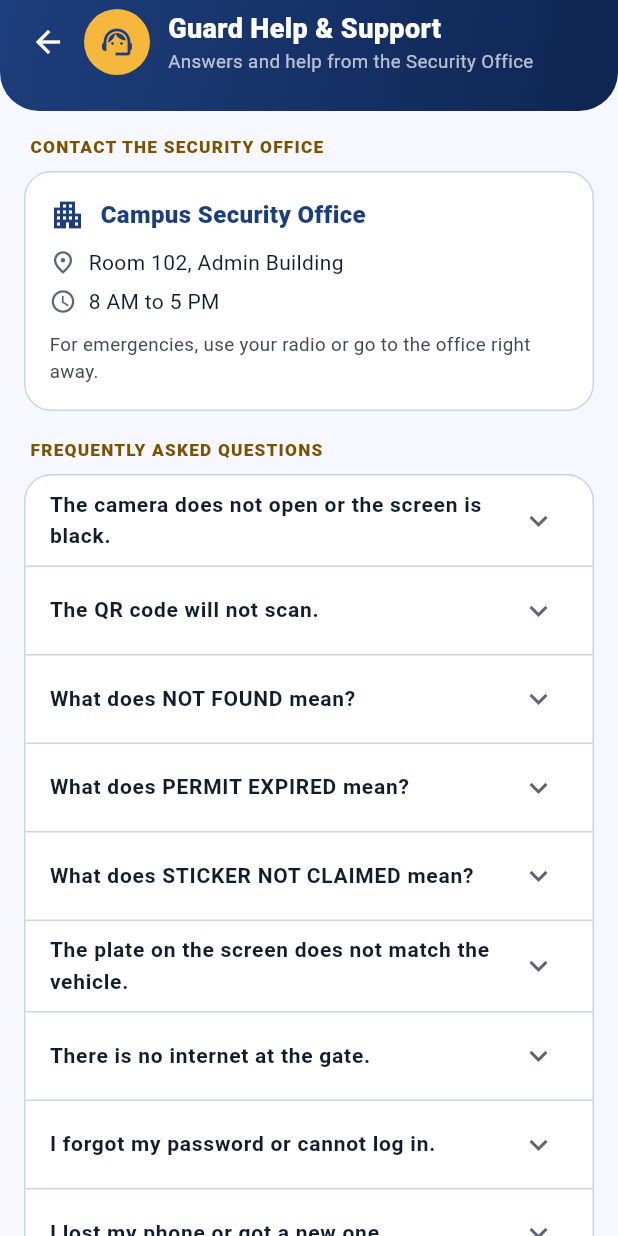
After one commit to Itzmejian/UCU-ParkPermit, a Flutter app: the GuardScannerScreen screen opened by its route, after a tap on the "help outline" icon, on a phone screen of 412 x 824 dp. The commit adds this screen. Run offline on Flutter 3.47's test engine with Material 3 defaults, Android fonts, the phone set to English and light mode, and no system bars; our stand-ins replace connectivity_plus, file_picker, flutter_image_compress, image_picker, permission_handler, supabase_flutter; missing offline and left inert: google_mlkit_text_recognition, mobile_scanner; accounts and stored records are empty.

Commit message:
Guard redesign and Guard Help & Support

```diff
--- /dev/null
+++ b/lib/screens/guard/guard_help_screen.dart
@@ -0,0 +1,475 @@
+import 'package:flutter/material.dart';
+import '../../core/app_colors.dart';
+import '../../core/office_info.dart';
+import '../../services/guard_service.dart';
+
+const Color _navyDark = Color(0xFF0F2552);
+
+const List<(String, String)> _faqs = [
+  (
+    'The camera does not open or the screen is black.',
+    'Tap "Allow camera" on the scanner. If it still does not work, open your phone Settings, then Apps, UCU ParkPermit, Permissions, and allow Camera. While waiting, type the permit number or plate in "Can\'t scan the QR?".',
+  ),
+  (
+    'The QR code will not scan.',
+    'Hold the phone 15 to 30 cm from the sticker, avoid glare from the sun or lights, and wipe the sticker if it is dirty. If it still fails, type the permit number or the plate number.',
+  ),
+  (
+    'What does NOT FOUND mean?',
+    'No permit matches the sticker or number. The sticker may be fake, an old sticker that was replaced, or the number was mistyped. Check the typing first. If it is still not found, do not let the vehicle park in permit zones and ask the driver to go to the Security Office.',
+  ),
+  (
+    'What does PERMIT EXPIRED mean?',
+    'The permit is no longer valid. Direct the driver to the visitor parking bays and remind them to renew in the UCU ParkPermit app.',
+  ),
+  (
+    'What does STICKER NOT CLAIMED mean?',
+    'The permit was approved but the sticker was not released yet, so the sticker shown may be a copy. Ask the driver to claim the real sticker at the Security Office.',
+  ),
+  (
+    'The plate on the screen does not match the vehicle.',
+    'Do not allow the vehicle to park in permit zones. Take note of the plate and send a message to the Security Office below.',
+  ),
+  (
+    'There is no internet at the gate.',
+    'Checks need internet. Until it is back, check the sticker and the plate by hand and write them in the gate logbook.',
+  ),
+  (
+    'I forgot my password or cannot log in.',
+    'Guard accounts are managed by the Security Office. Go to the office or ask the admin to reset your password. Do not share your account with other guards.',
+  ),
+  (
+    'I lost my phone or got a new one.',
+    'Tell the Security Office right away so they can secure your account. On the new phone, install the app and log in again.',
+  ),
+  (
+    'Who can see my scans?',
+    'Every check is recorded with your account and can be seen by the Security Office admin. The details you see are personal data protected by the Data Privacy Act of 2012 (RA 10173). Do not take screenshots or share them.',
+  ),
+];
+
+const List<String> _topics = ['Account', 'Scanner problem', 'Sticker issue', 'Other'];
+
+class GuardHelpScreen extends StatefulWidget {
+  const GuardHelpScreen({super.key, this.loggedIn = true});
+
+  /// Sending messages needs a guard who is logged in.
+  final bool loggedIn;
+
+  @override
+  State<GuardHelpScreen> createState() => _GuardHelpScreenState();
+}
+
+class _GuardHelpScreenState extends State<GuardHelpScreen> {
+  String _topic = _topics.first;
+  final TextEditingController _subject = TextEditingController();
+  final TextEditingController _message = TextEditingController();
+  bool _sending = false;
+  bool _loadingMessages = false;
+  List<Map<String, dynamic>> _messages = [];
+
+  @override
+  void initState() {
+    super.initState();
+    if (widget.loggedIn) _loadMessages();
+  }
+
+  @override
+  void dispose() {
+    _subject.dispose();
+    _message.dispose();
+    super.dispose();
+  }
+
+  Future<void> _loadMessages() async {
+    setState(() => _loadingMessages = true);
+    try {
+      final rows = await GuardService.myMessages();
+      if (!mounted) return;
+      setState(() => _messages = rows);
+    } catch (_) {}
+    if (mounted) setState(() => _loadingMessages = false);
+  }
+
+  Future<void> _send() async {
+    FocusScope.of(context).unfocus();
+    final subject = _subject.text.trim();
+    final message = _message.text.trim();
+    if (subject.length < 5 || message.length < 10) {
+      ScaffoldMessenger.of(context).showSnackBar(
+        const SnackBar(content: Text('Write a subject (at least 5 characters) and a message (at least 10).')),
+      );
+      return;
+    }
+    setState(() => _sending = true);
+    final r = await GuardService.sendMessage(_topic, subject, message);
+    if (!mounted) return;
+    setState(() => _sending = false);
+    if (r.error != null) {
+      ScaffoldMessenger.of(context).showSnackBar(SnackBar(content: Text(r.error!)));
+      return;
+    }
+    _subject.clear();
+    _message.clear();
+    ScaffoldMessenger.of(context).showSnackBar(
+      SnackBar(content: Text('Sent. Ticket ${r.ticket}. The reply will appear under My messages.')),
+    );
+    _loadMessages();
+  }
+
+  InputDecoration _deco(String hint) {
+    OutlineInputBorder b(Color c, [double w = 1]) => OutlineInputBorder(
+          borderRadius: BorderRadius.circular(12),
+          borderSide: BorderSide(color: c, width: w),
+        );
+    return InputDecoration(
+      hintText: hint,
+      filled: true,
+      fillColor: AppColors.inputFill,
+      contentPadding: const EdgeInsets.symmetric(horizontal: 14, vertical: 14),
+      border: b(AppColors.border),
+      enabledBorder: b(AppColors.border),
+      focusedBorder: b(AppColors.navy, 1.6),
+    );
+  }
+
+  Widget _card({required Widget child}) {
+    return Container(
+      padding: const EdgeInsets.all(16),
+      decoration: BoxDecoration(
+        color: Colors.white,
+        borderRadius: BorderRadius.circular(18),
+        border: Border.all(color: AppColors.border),
+      ),
+      child: child,
+    );
+  }
+
+  Widget _caption(String text) {
+    return Padding(
+      padding: const EdgeInsets.only(bottom: 8, left: 4),
+      child: Text(
+        text,
+        style: const TextStyle(fontSize: 11.5, fontWeight: FontWeight.w800, letterSpacing: 0.8, color: AppColors.goldDark),
+      ),
+    );
+  }
+
+  Widget _header() {
+    return Container(
+      decoration: const BoxDecoration(
+        gradient: LinearGradient(
+          begin: Alignment.topLeft,
+          end: Alignment.bottomRight,
+          colors: [AppColors.navy, _navyDark],
+        ),
+        borderRadius: BorderRadius.vertical(bottom: Radius.circular(26)),
+      ),
+      child: SafeArea(
+        bottom: false,
+        child: Padding(
+          padding: const EdgeInsets.fromLTRB(8, 4, 16, 22),
+          child: Row(
+            children: [
+              IconButton(
+                icon: const Icon(Icons.arrow_back, color: Colors.white),
+                onPressed: () => Navigator.pop(context),
+              ),
+              Container(
+                width: 44,
+                height: 44,
+                decoration: const BoxDecoration(color: AppColors.gold, shape: BoxShape.circle),
+                child: const Icon(Icons.support_agent, color: AppColors.navy),
+              ),
+              const SizedBox(width: 12),
+              const Expanded(
+                child: Column(
+                  crossAxisAlignment: CrossAxisAlignment.start,
+                  children: [
+                    Text(
+                      'Guard Help & Support',
+                      style: TextStyle(fontSize: 18, fontWeight: FontWeight.w800, color: Colors.white),
+                    ),
+                    Text(
+                      'Answers and help from the Security Office',
+                      style: TextStyle(fontSize: 12.5, color: Colors.white70),
+                    ),
+                  ],
+                ),
+              ),
+            ],
+          ),
+        ),
+      ),
+    );
+  }
+
+  Widget _contact() {
+    return _card(
+      child: const Column(
+        crossAxisAlignment: CrossAxisAlignment.start,
+        children: [
+          Row(
+            children: [
+              Icon(Icons.apartment, color: AppColors.navy),
+              SizedBox(width: 10),
+              Expanded(
+                child: Text(
+                  kOfficeName,
+                  style: TextStyle(fontSize: 16, fontWeight: FontWeight.w800, color: AppColors.navy),
+                ),
+              ),
+            ],
+          ),
+          SizedBox(height: 10),
+          Row(
+            children: [
+              Icon(Icons.place_outlined, size: 18, color: AppColors.textHint),
+              SizedBox(width: 8),
+              Text(kOfficeLocation, style: TextStyle(color: AppColors.textDark)),
+            ],
+          ),
+          SizedBox(height: 6),
+          Row(
+            children: [
+              Icon(Icons.schedule_outlined, size: 18, color: AppColors.textHint),
+              SizedBox(width: 8),
+              Text(kOfficeHours, style: TextStyle(color: AppColors.textDark)),
+            ],
+          ),
+          SizedBox(height: 10),
+          Text(
+            'For emergencies, use your radio or go to the office right away.',
+            style: TextStyle(fontSize: 12.5, color: AppColors.textMuted),
+          ),
+        ],
+      ),
+    );
+  }
+
+  Widget _faqList() {
+    return Container(
+      clipBehavior: Clip.antiAlias,
+      decoration: BoxDecoration(
+        color: Colors.white,
+        borderRadius: BorderRadius.circular(18),
+        border: Border.all(color: AppColors.border),
+      ),
+      child: Theme(
+        data: Theme.of(context).copyWith(dividerColor: Colors.transparent),
+        child: Column(
+          children: [
+            for (var i = 0; i < _faqs.length; i++) ...[
+              if (i > 0) const Divider(height: 1, color: AppColors.border),
+              ExpansionTile(
+                iconColor: AppColors.navy,
+                collapsedIconColor: AppColors.textHint,
+                title: Text(
+                  _faqs[i].$1,
+                  style: const TextStyle(fontSize: 14, fontWeight: FontWeight.w700, color: AppColors.textDark),
+                ),
+                childrenPadding: const EdgeInsets.fromLTRB(16, 0, 16, 14),
+                expandedAlignment: Alignment.centerLeft,
+                children: [
+                  Text(
+                    _faqs[i].$2,
+                    style: const TextStyle(fontSize: 13.5, height: 1.45, color: AppColors.textMuted),
+                  ),
+                ],
+              ),
+            ],
+          ],
+        ),
+      ),
+    );
+  }
+
+  Widget _sendCard() {
+    return _card(
+      child: Column(
+        crossAxisAlignment: CrossAxisAlignment.start,
+        children: [
+          const Text(
+            'Send a message',
+            style: TextStyle(fontSize: 16, fontWeight: FontWeight.w800, color: AppColors.navy),
+          ),
+          const SizedBox(height: 4),
+          const Text(
+            'The Security Office will reply here.',
+            style: TextStyle(fontSize: 12.5, color: AppColors.textMuted),
+          ),
+          const SizedBox(height: 12),
+          Wrap(
+            spacing: 8,
+            runSpacing: 8,
+            children: [
+              for (final t in _topics)
+                ChoiceChip(
+                  label: Text(t),
+                  selected: _topic == t,
+                  selectedColor: AppColors.goldLight,
+                  onSelected: (_) => setState(() => _topic = t),
+                ),
+            ],
+          ),
+          const SizedBox(height: 12),
+          TextField(
+            controller: _subject,
+            maxLength: 120,
+            textCapitalization: TextCapitalization.sentences,
+            decoration: _deco('Subject'),
+          ),
+          const SizedBox(height: 4),
+          TextField(
+            controller: _message,
+            maxLines: 4,
+            maxLength: 500,
+            textCapitalization: TextCapitalization.sentences,
+            decoration: _deco('Message'),
+          ),
+          const SizedBox(height: 8),
+          SizedBox(
+            width: double.infinity,
+            height: 50,
+            child: FilledButton.icon(
+              style: FilledButton.styleFrom(
+                backgroundColor: AppColors.navy,
+                shape: RoundedRectangleBorder(borderRadius: BorderRadius.circular(12)),
+              ),
+              onPressed: _sending ? null : _send,
+              icon: _sending
+                  ? const SizedBox(
+                      width: 18,
+                      height: 18,
+                      child: CircularProgressIndicator(strokeWidth: 2, color: Colors.white),
+                    )
+                  : const Icon(Icons.send_outlined),
+              label: const Text('Send to Security Office', style: TextStyle(fontWeight: FontWeight.w700)),
+            ),
+          ),
+        ],
+      ),
+    );
+  }
+
+  Widget _statusPill(String s) {
+    final (text, fg, bg) = switch (s) {
+      'answered' => ('ANSWERED', AppColors.success, AppColors.successLight),
+      'closed' => ('CLOSED', AppColors.textMuted, AppColors.inputFill),
+      _ => ('WAITING', AppColors.goldDark, AppColors.goldLight),
+    };
+    return Container(
+      padding: const EdgeInsets.symmetric(horizontal: 8, vertical: 3),
+      decoration: BoxDecoration(color: bg, borderRadius: BorderRadius.circular(20)),
+      child: Text(text, style: TextStyle(fontSize: 10.5, fontWeight: FontWeight.w800, color: fg)),
+    );
+  }
+
+  Widget _messageCard(Map<String, dynamic> m) {
+    final reply = (m['reply'] ?? '').toString();
+    return Padding(
+      padding: const EdgeInsets.only(bottom: 10),
+      child: _card(
+        child: Column(
+          crossAxisAlignment: CrossAxisAlignment.start,
+          children: [
+            Row(
+              children: [
+                Expanded(
+                  child: Text(
+                    (m['ticket_no'] ?? '').toString(),
+                    style: const TextStyle(fontFamily: 'monospace', fontWeight: FontWeight.w800, color: AppColors.navy),
+                  ),
+                ),
+                _statusPill((m['status'] ?? '').toString()),
+              ],
+            ),
+            const SizedBox(height: 6),
+            Text(
+              (m['subject'] ?? '').toString(),
+              style: const TextStyle(fontWeight: FontWeight.w800, color: AppColors.textDark),
+            ),
+            const SizedBox(height: 2),
+            Text((m['message'] ?? '').toString(), style: const TextStyle(fontSize: 13, color: AppColors.textMuted)),
+            if (reply.isNotEmpty) ...[
+              const SizedBox(height: 10),
+              Container(
+                width: double.infinity,
+                padding: const EdgeInsets.all(12),
+                decoration: BoxDecoration(
+                  color: AppColors.inputFill,
+                  borderRadius: BorderRadius.circular(12),
+                ),
+                child: Column(
+                  crossAxisAlignment: CrossAxisAlignment.start,
+                  children: [
+                    const Text(
+                      'Reply from the Security Office',
+                      style: TextStyle(fontSize: 12, fontWeight: FontWeight.w800, color: AppColors.navy),
+                    ),
+                    const SizedBox(height: 4),
+                    Text(reply, style: const TextStyle(fontSize: 13.5, color: AppColors.textDark)),
+                  ],
+                ),
+              ),
+            ],
+          ],
+        ),
+      ),
+    );
+  }
+
+  @override
+  Widget build(BuildContext context) {
+    return Scaffold(
+      backgroundColor: const Color(0xFFF7F8FF),
+      body: Column(
+        children: [
+          _header(),
+          Expanded(
+            child: RefreshIndicator(
+              onRefresh: _loadMessages,
+              child: ListView(
+                padding: const EdgeInsets.fromLTRB(16, 16, 16, 28),
+                children: [
+                  _caption('CONTACT THE SECURITY OFFICE'),
+                  _contact(),
+                  const SizedBox(height: 18),
+                  _caption('FREQUENTLY ASKED QUESTIONS'),
+                  _faqList(),
+                  if (widget.loggedIn) ...[
+                    const SizedBox(height: 18),
+                    _caption('NEED MORE HELP?'),
+                    _sendCard(),
+                    const SizedBox(height: 18),
+                    _caption('MY MESSAGES'),
+                    if (_loadingMessages)
+                      const Padding(
+                        padding: EdgeInsets.all(20),
+                        child: Center(child: CircularProgressIndicator()),
+                      )
+                    else if (_messages.isEmpty)
+                      const Padding(
+                        padding: EdgeInsets.only(left: 4),
+                        child: Text('No messages yet.', style: TextStyle(color: AppColors.textMuted)),
+                      )
+                    else
+                      for (final m in _messages) _messageCard(m),
+                  ] else ...[
+                    const SizedBox(height: 18),
+                    _card(
+                      child: const Text(
+                        'Log in as a guard to send a message to the Security Office.',
+                        style: TextStyle(fontSize: 13.5, color: AppColors.textMuted),
+                      ),
+                    ),
+                  ],
+                ],
+              ),
+            ),
+          ),
+        ],
+      ),
+    );
+  }
+}
--- a/lib/screens/guard/guard_login_screen.dart
+++ b/lib/screens/guard/guard_login_screen.dart
@@ -3,6 +3,7 @@ import '../../core/app_colors.dart';
 import '../../services/guard_service.dart';
 import '../../widgets/app_buttons.dart';
 import '../../widgets/app_text_field.dart';
+import 'guard_help_screen.dart';
 
 const Color _navyDark = Color(0xFF0F2552);
 
@@ -156,6 +157,17 @@ class _GuardLoginScreenState extends State<GuardLoginScreen> {
                     isLoading: _loading,
                     onPressed: _login,
                   ),
+                  const SizedBox(height: 6),
+                  Center(
+                    child: TextButton.icon(
+                      onPressed: () => Navigator.push(
+                        context,
+                        MaterialPageRoute(builder: (_) => const GuardHelpScreen(loggedIn: false)),
+                      ),
+                      icon: const Icon(Icons.help_outline, size: 18),
+                      label: const Text('Need help? Guard FAQ'),
+                    ),
+                  ),
                   const SizedBox(height: 22),
                   Container(
                     padding: const EdgeInsets.all(12),
--- a/lib/screens/guard/guard_scanner_screen.dart
+++ b/lib/screens/guard/guard_scanner_screen.dart
@@ -4,6 +4,7 @@ import '../../core/app_colors.dart';
 import '../../core/app_routes.dart';
 import '../../core/permissions.dart';
 import '../../services/guard_service.dart';
+import 'guard_help_screen.dart';
 import 'guard_result_screen.dart';
 
 const Color _navyDark = Color(0xFF0F2552);
@@ -179,6 +180,14 @@ class _GuardScannerScreenState extends State<GuardScannerScreen> with SingleTick
                           ],
                         ),
                       ],
+                    ),
+                  ),
+                  IconButton(
+                    tooltip: 'Help',
+                    icon: const Icon(Icons.help_outline, color: Colors.white),
+                    onPressed: () => Navigator.push(
+                      context,
+                      MaterialPageRoute(builder: (_) => const GuardHelpScreen()),
                     ),
                   ),
                   IconButton(
--- a/lib/services/guard_service.dart
+++ b/lib/services/guard_service.dart
@@ -67,6 +67,44 @@ class GuardService {
     }
   }
 
+/// Sends a message to the Security Office. Returns the ticket number.
+  static Future<({String? ticket, String? error})> sendMessage(
+    String topic,
+    String subject,
+    String message,
+  ) async {
+    try {
+      final r = await _c.rpc('create_support_ticket', params: {
+        'p_topic': 'Guard: $topic',
+        'p_subject': subject,
+        'p_message': message,
+      });
+      return (ticket: r?.toString(), error: null);
+    } catch (e) {
+      final m = e is PostgrestException ? e.message : e.toString();
+      if (m.contains('TOO_MANY')) {
+        return (ticket: null, error: 'You sent many messages in the last hour. Please wait a while.');
+      }
+      if (m.contains('BAD_INPUT')) {
+        return (ticket: null, error: 'Write a subject (at least 5 characters) and a message (at least 10).');
+      }
+      return (ticket: null, error: friendly(e));
+    }
+  }
+
+  /// This guard's messages and the Security Office replies, newest first.
+  static Future<List<Map<String, dynamic>>> myMessages() async {
+    final uid = _c.auth.currentUser?.id;
+    if (uid == null) return [];
+    final rows = await _c
+        .from('support_tickets')
+        .select('ticket_no, topic, subject, message, status, reply, replied_at, created_at')
+        .eq('user_id', uid)
+        .order('created_at', ascending: false)
+        .limit(30);
+    return List<Map<String, dynamic>>.from(rows);
+  }
+
   /// Checks a sticker. [code] is the scanned QR text, a permit number or a plate.
   static Future<Map<String, dynamic>> verify(String code) async {
     final r = await _c.rpc('guard_verify', params: {'p_code': code});
```
